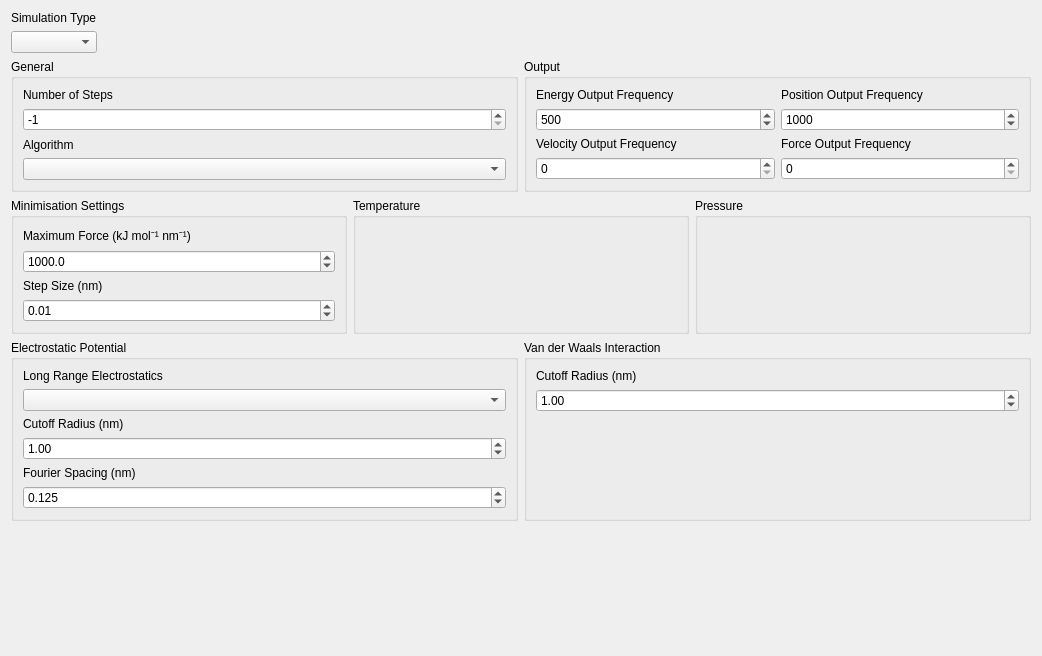
Before: the Qt Designer form ui/simulationsetupform.ui in breuerss/gromacs-ui, drawn with Qt 5.
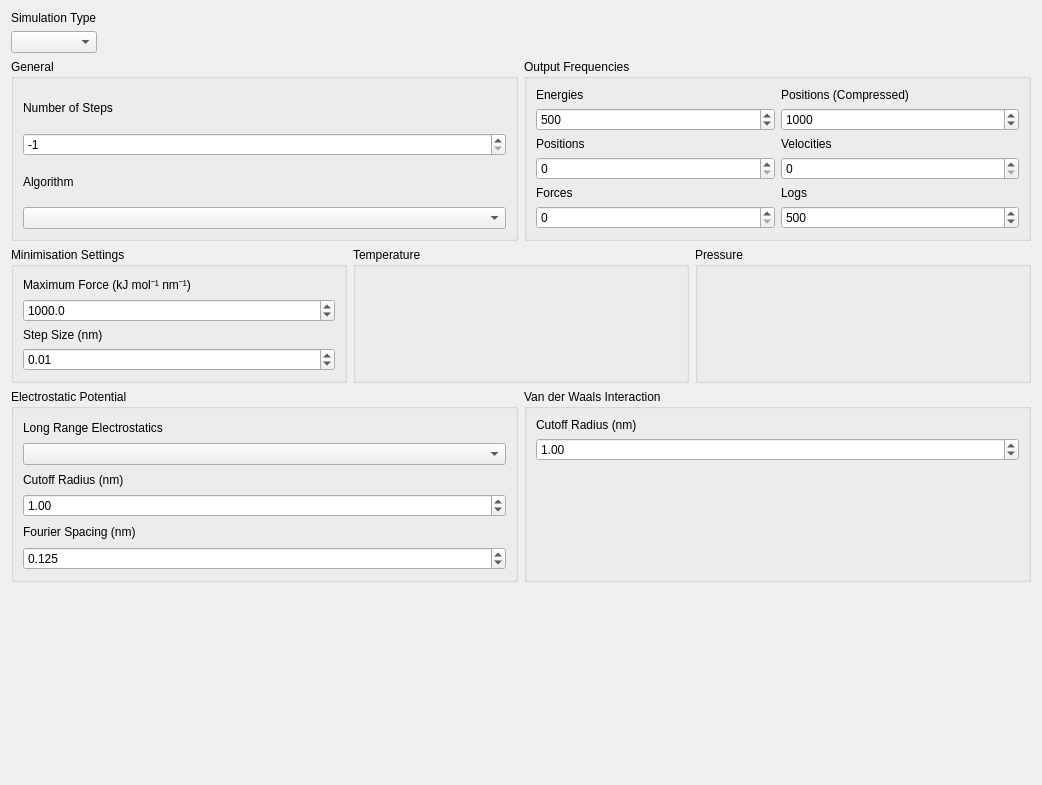
After: the same form once the commit is applied.

Commit message: feature: add config options output freqs of log/compressed positions

What changed in the file:
```diff
--- a/ui/simulationsetupform.ui
+++ b/ui/simulationsetupform.ui
@@ -7,13 +7,13 @@
     <x>0</x>
     <y>0</y>
     <width>1042</width>
-    <height>656</height>
+    <height>785</height>
    </rect>
   </property>
   <property name="windowTitle">
    <string>Form</string>
   </property>
-  <layout class="QVBoxLayout" name="verticalLayout_19">
+  <layout class="QVBoxLayout" name="verticalLayout_21">
    <item>
     <layout class="QHBoxLayout" name="horizontalLayout_3">
      <item>
@@ -112,7 +112,7 @@
         <item>
          <widget class="QGroupBox" name="outputSettingsGroup">
           <property name="title">
-           <string>Output</string>
+           <string>Output Frequencies</string>
           </property>
           <layout class="QGridLayout" name="gridLayout">
            <item row="0" column="0">
@@ -120,7 +120,7 @@
              <item>
               <widget class="QLabel" name="energyOutputFrequencyLabel">
                <property name="text">
-                <string>Energy Output Frequency</string>
+                <string>Energies</string>
                </property>
               </widget>
              </item>
@@ -137,11 +137,32 @@
             </layout>
            </item>
            <item row="0" column="1">
+            <layout class="QVBoxLayout" name="verticalLayout_20">
+             <item>
+              <widget class="QLabel" name="compressedPositionOutputFrequencyLabel">
+               <property name="text">
+                <string>Positions (Compressed)</string>
+               </property>
+              </widget>
+             </item>
+             <item>
+              <widget class="QSpinBox" name="compressedPositionOutputFrequency">
+               <property name="maximum">
+                <number>999999999</number>
+               </property>
+               <property name="value">
+                <number>1000</number>
+               </property>
+              </widget>
+             </item>
+            </layout>
+           </item>
+           <item row="1" column="0">
             <layout class="QVBoxLayout" name="verticalLayout_6">
              <item>
               <widget class="QLabel" name="positionOutputFrequencyLabel">
                <property name="text">
-                <string>Position Output Frequency</string>
+                <string>Positions</string>
                </property>
               </widget>
              </item>
@@ -151,18 +172,18 @@
                 <number>99999999</number>
                </property>
                <property name="value">
-                <number>1000</number>
+                <number>0</number>
                </property>
               </widget>
              </item>
             </layout>
            </item>
-           <item row="1" column="0">
+           <item row="1" column="1">
             <layout class="QVBoxLayout" name="verticalLayout_7">
              <item>
               <widget class="QLabel" name="velocityOutputFrequencyLabel">
                <property name="text">
-                <string>Velocity Output Frequency</string>
+                <string>Velocities</string>
                </property>
               </widget>
              </item>
@@ -171,12 +192,12 @@
              </item>
             </layout>
            </item>
-           <item row="1" column="1">
+           <item row="2" column="0">
             <layout class="QVBoxLayout" name="verticalLayout_5">
              <item>
               <widget class="QLabel" name="forceOutputFrequencyLabel">
                <property name="text">
-                <string>Force Output Frequency</string>
+                <string>Forces</string>
                </property>
               </widget>
              </item>
@@ -185,6 +206,27 @@
              </item>
             </layout>
            </item>
+           <item row="2" column="1">
+            <layout class="QVBoxLayout" name="verticalLayout_19">
+             <item>
+              <widget class="QLabel" name="logOutputFrequencyLabel">
+               <property name="text">
+                <string>Logs</string>
+               </property>
+              </widget>
+             </item>
+             <item>
+              <widget class="QSpinBox" name="logOutputFrequency">
+               <property name="maximum">
+                <number>999999999</number>
+               </property>
+               <property name="value">
+                <number>500</number>
+               </property>
+              </widget>
+             </item>
+            </layout>
+           </item>
           </layout>
          </widget>
         </item>
@@ -259,6 +301,9 @@
         </item>
        </layout>
       </item>
+     </layout>
+    </widget>
+   </item>
       <item>
        <layout class="QHBoxLayout" name="horizontalLayout_4">
         <item>
@@ -370,9 +415,6 @@
          </widget>
         </item>
        </layout>
-      </item>
-     </layout>
-    </widget>
    </item>
    <item>
     <spacer name="verticalSpacer">
```
Lines whose indentation alone changed are shown as unchanged. The commit also changes 3 other files.
